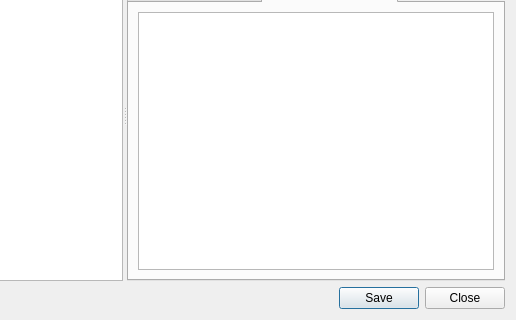
Qt form intersectors.ui (TomasdelaBarra/QTRANUS) before a commit; both pictures show x 237 to 753 and y 90 to 410 of the 753 by 410 pixel window.
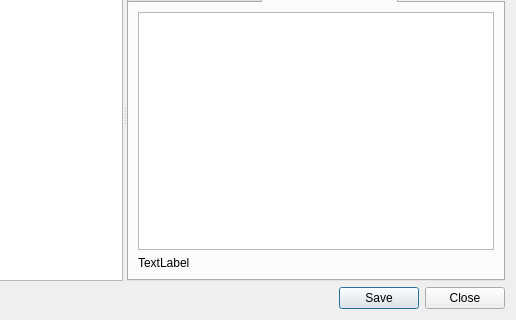
The same form after that commit. The open tabs and pages were chosen to show the change.

Diff of the .ui file:
```diff
--- a/intersectors.ui
+++ b/intersectors.ui
@@ -135,10 +135,17 @@
             </attribute>
             <layout class="QHBoxLayout" name="horizontalLayout_9">
              <item>
-              <layout class="QHBoxLayout" name="horizontalLayout_8">
+              <layout class="QVBoxLayout" name="verticalLayout_5">
                <item>
                 <widget class="QTableWidget" name="intersectors_table_trans"/>
                </item>
+               <item>
+                <widget class="QLabel" name="total_items_trans">
+                 <property name="text">
+                  <string>TextLabel</string>
+                 </property>
+                </widget>
+               </item>
               </layout>
              </item>
             </layout>
```
Left out of the diff: 9 changed lines with no effect on the pictures.
